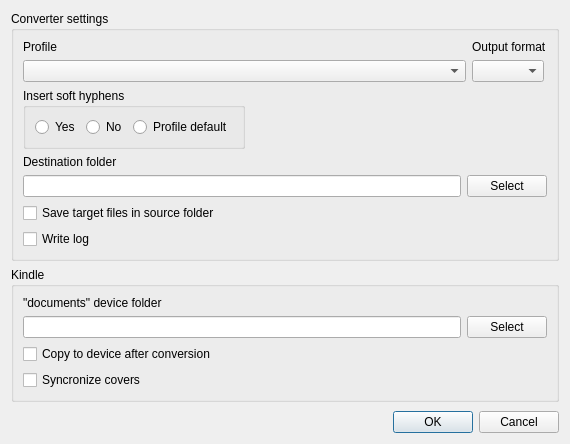
This is ui/SettingsDialog.ui in rupor-github/fb2mobi as Qt 5 draws it before an edit. The edited form follows.
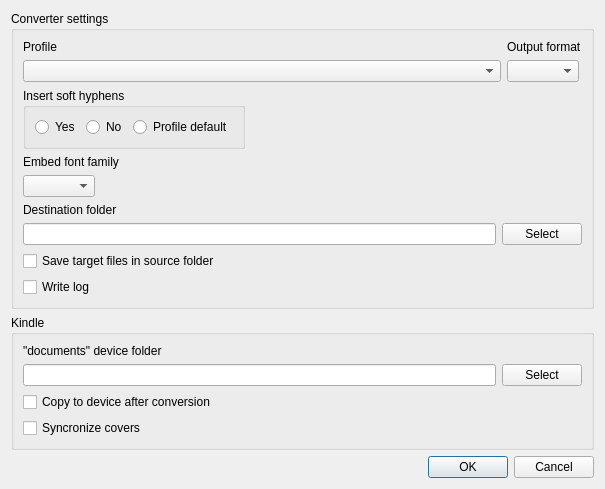
This is the edited form.

Commit message: Embed font

```diff
--- a/ui/SettingsDialog.ui
+++ b/ui/SettingsDialog.ui
@@ -6,8 +6,8 @@
    <rect>
     <x>0</x>
     <y>0</y>
-    <width>570</width>
-    <height>444</height>
+    <width>605</width>
+    <height>487</height>
    </rect>
   </property>
   <property name="windowTitle">
@@ -109,6 +109,23 @@
         </layout>
        </widget>
       </item>
+      <item>
+       <widget class="QLabel" name="label_5">
+        <property name="text">
+         <string>Embed font family</string>
+        </property>
+       </widget>
+      </item>
+      <item>
+       <widget class="QComboBox" name="comboFont">
+        <property name="sizePolicy">
+         <sizepolicy hsizetype="Maximum" vsizetype="Fixed">
+          <horstretch>0</horstretch>
+          <verstretch>0</verstretch>
+         </sizepolicy>
+        </property>
+       </widget>
+      </item>
       <item>
        <widget class="QLabel" name="label_3">
         <property name="text">
```
The commit also changes 6 other files.
